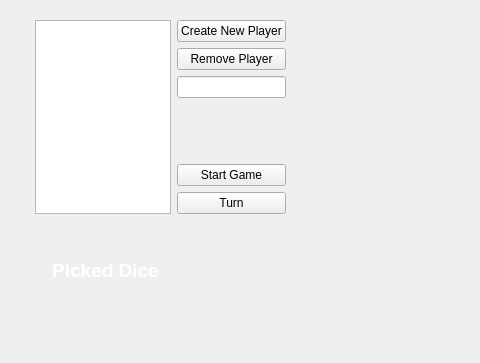
Before: the Qt Designer form GUI.ui in MoVo01/Kniffel, drawn with Qt 5; both pictures show x 0 to 480 and y 0 to 363 of the 827 by 911 pixel window.
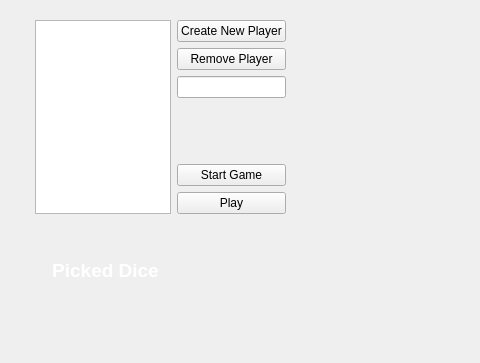
After: the same form once the commit is applied. Custom widgets are drawn as their Qt base class.

Diff of the .ui file:
```diff
--- a/GUI.ui
+++ b/GUI.ui
@@ -83,7 +83,7 @@
        <item>
         <widget class="QPushButton" name="pushButton">
          <property name="text">
-          <string>Turn</string>
+          <string>Play</string>
          </property>
         </widget>
        </item>
```
Left out of the diff: 123 changed lines with no effect on the pictures.
